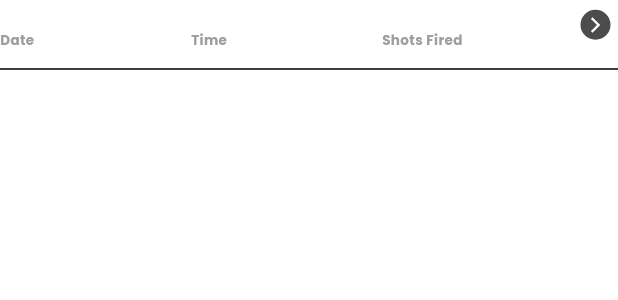
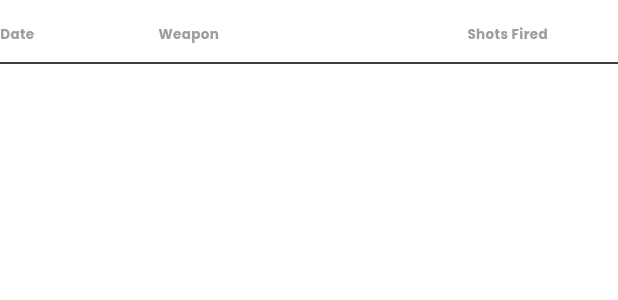
Before and after one commit to syedmubashiralii/guns_guru, a Flutter app: the BuildFiringRecord widget shown alone on an empty page, opened directly with empty values, on a phone screen of 412 x 824 dp. Shown: the top 300 px of the screen. Run offline on Flutter 3.47's test engine with Material 3 defaults, Android fonts, the light colour scheme and no system bars; our stand-ins replace animate_do, cloud_firestore, device_info_plus, dropdown_search, firebase_auth, firebase_core and 15 more; missing offline and left inert: dart:ffi; accounts and stored records are empty.

Commit message:
version one completed

```diff
--- a/lib/app/modules/home/views/auth/add_user_profile_view.dart
+++ b/lib/app/modules/home/views/auth/add_user_profile_view.dart
@@ -401,7 +401,7 @@ class AddUserProfileView extends GetView<HomeController> {
                             labelText: 'Gender',
                             border: OutlineInputBorder(),
                           ),
-                          items: ['MALE', 'FEMALE']
+                          items: ['MALE', 'FEMALE','PREFER NOT TO MENTION']
                               .map((gender) => DropdownMenuItem<String>(
                                     value: gender,
                                     child: Text(gender),
--- a/lib/app/modules/home/views/shooter_logbook/shooter_logbook_view.dart
+++ b/lib/app/modules/home/views/shooter_logbook/shooter_logbook_view.dart
@@ -65,7 +65,7 @@ class ShooterLogbookView extends GetView<ShootingLogController> {
                       },
                       child: BuildFiringRecord(
                         date: record.date ?? "",
-                        time: record.time ?? "",
+                        time: record.fireArmMake ?? "",
                         shotsFired: record.roundsFired ?? "",
                       ),
                     ),
--- a/lib/app/modules/home/widgets/build_firing_record.dart
+++ b/lib/app/modules/home/widgets/build_firing_record.dart
@@ -28,7 +28,7 @@ class BuildFiringRecord extends StatelessWidget {
                     date ?? "",
                     overflow: TextOverflow.ellipsis,
                     style: const TextStyle(
-                        color: Colors.black, fontWeight: FontWeight.bold),
+                        color: Colors.black, fontWeight: FontWeight.bold,fontSize: 11),
                   ),
                   const CustomLabelText(
                     text: 'Date',
@@ -36,7 +36,9 @@ class BuildFiringRecord extends StatelessWidget {
                 ],
               ),
             ),
+            5.width,
             Expanded(
+              flex: 2,
               child: Column(
                 crossAxisAlignment: CrossAxisAlignment.start,
                 children: [
@@ -44,14 +46,15 @@ class BuildFiringRecord extends StatelessWidget {
                     time,
                     overflow: TextOverflow.ellipsis,
                     style: const TextStyle(
-                        color: Colors.black, fontWeight: FontWeight.bold),
+                        color: Colors.black, fontWeight: FontWeight.bold,fontSize: 11),
                   ),
                   const CustomLabelText(
-                    text: 'Time',
+                    text: 'Weapon',
                   ),
                 ],
               ),
             ),
+            5.width,
             Expanded(
               child: Column(
                 crossAxisAlignment: CrossAxisAlignment.start,
@@ -60,7 +63,7 @@ class BuildFiringRecord extends StatelessWidget {
                     shotsFired,
                     overflow: TextOverflow.ellipsis,
                     style: const TextStyle(
-                        color: Colors.black, fontWeight: FontWeight.bold),
+                        color: Colors.black, fontWeight: FontWeight.bold,fontSize: 11),
                   ),
                   const CustomLabelText(
                     text: 'Shots Fired',
@@ -68,16 +71,16 @@ class BuildFiringRecord extends StatelessWidget {
                 ],
               ),
             ),
-            5.width,
-            CircleAvatar(
-                radius: 10,
-                backgroundColor: Colors.black.withOpacity(.7),
-                child: const Icon(
-                  Icons.arrow_forward_ios,
-                  color: Colors.white,
-                  size: 12,
-                )),
-            5.width,
+            // 5.width,
+            // CircleAvatar(
+            //     radius: 10,
+            //     backgroundColor: Colors.black.withOpacity(.7),
+            //     child: const Icon(
+            //       Icons.arrow_forward_ios,
+            //       color: Colors.white,
+            //       size: 12,
+            //     )),
+            // 5.width,
           ],
         ),
         5.height,
```
Also changed, not shown: lib/app/modules/home/views/shooter_logbook/add_shooter_log.dart (+22 -8 lines), lib/app/modules/home/views/weapon/weapon_detail_screen.dart (+7 -2 lines), 1 other file.
